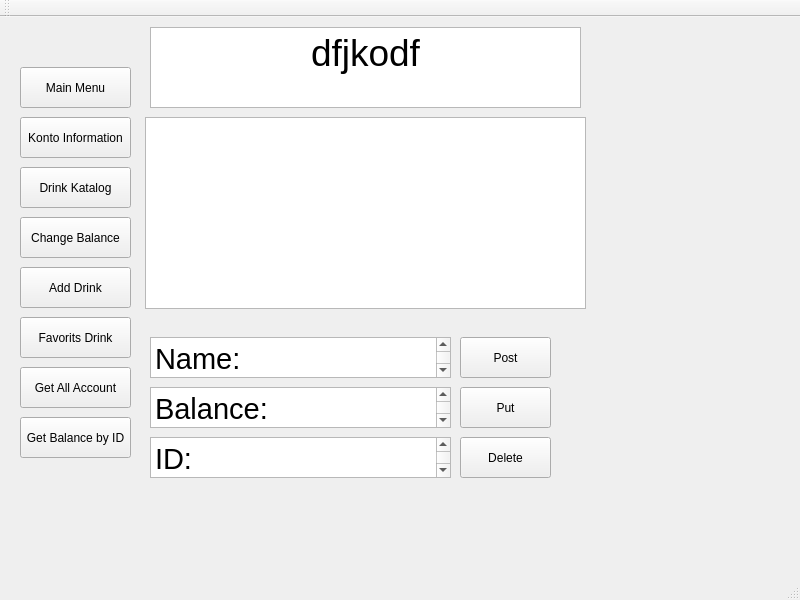
Qt form Client/Test_of_client/mainwindow.ui (DuweBTC/Semesterprojekt3) before a commit.
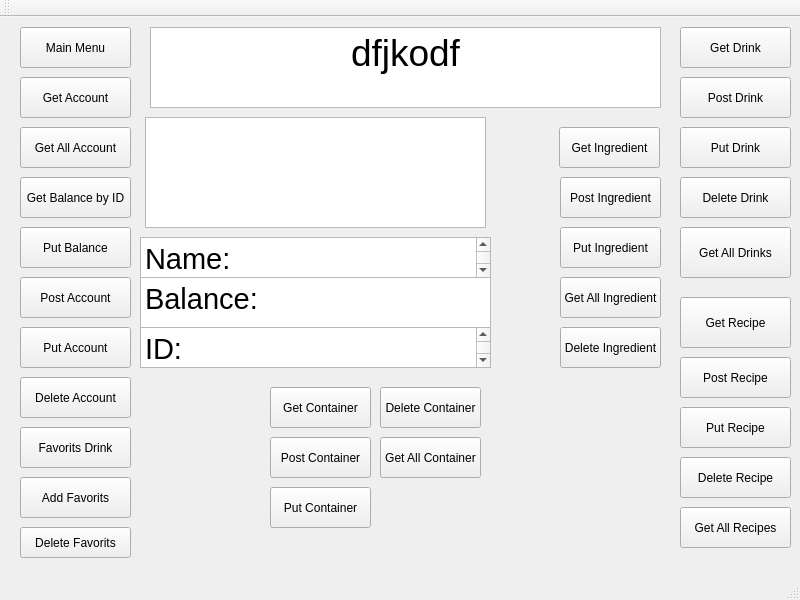
The same form after that commit.

Patch:
```diff
--- a/Client/Test_of_client/mainwindow.ui
+++ b/Client/Test_of_client/mainwindow.ui
@@ -18,59 +18,59 @@
     <property name="geometry">
      <rect>
       <x>20</x>
-      <y>200</y>
+      <y>210</y>
       <width>111</width>
       <height>41</height>
      </rect>
     </property>
     <property name="text">
-     <string>Change Balance</string>
+     <string>Put Balance</string>
     </property>
    </widget>
    <widget class="QPushButton" name="pushAddDrink">
     <property name="geometry">
      <rect>
-      <x>20</x>
-      <y>250</y>
+      <x>680</x>
+      <y>60</y>
       <width>111</width>
       <height>41</height>
      </rect>
     </property>
     <property name="text">
-     <string>Add Drink</string>
+     <string>Post Drink</string>
     </property>
    </widget>
    <widget class="QPushButton" name="pushKontoMenu">
     <property name="geometry">
      <rect>
       <x>20</x>
-      <y>100</y>
+      <y>60</y>
       <width>111</width>
       <height>41</height>
      </rect>
     </property>
     <property name="text">
-     <string>Konto Information</string>
+     <string>Get Account</string>
     </property>
    </widget>
    <widget class="QPushButton" name="pushKatalogMenu">
     <property name="geometry">
      <rect>
-      <x>20</x>
-      <y>150</y>
+      <x>680</x>
+      <y>10</y>
       <width>111</width>
       <height>41</height>
      </rect>
     </property>
     <property name="text">
-     <string>Drink Katalog</string>
+     <string>Get Drink</string>
     </property>
    </widget>
    <widget class="QPushButton" name="pushFavoritsMenu">
     <property name="geometry">
      <rect>
       <x>20</x>
-      <y>300</y>
+      <y>410</y>
       <width>111</width>
       <height>41</height>
      </rect>
@@ -84,7 +84,7 @@
      <rect>
       <x>150</x>
       <y>10</y>
-      <width>431</width>
+      <width>511</width>
       <height>81</height>
      </rect>
     </property>
@@ -101,8 +101,8 @@
      <rect>
       <x>145</x>
       <y>100</y>
-      <width>441</width>
-      <height>192</height>
+      <width>341</width>
+      <height>111</height>
      </rect>
     </property>
    </widget>
@@ -110,7 +110,7 @@
     <property name="geometry">
      <rect>
       <x>20</x>
-      <y>50</y>
+      <y>10</y>
       <width>111</width>
       <height>41</height>
      </rect>
@@ -122,22 +122,22 @@
    <widget class="QPushButton" name="pushInsertName">
     <property name="geometry">
      <rect>
-      <x>460</x>
-      <y>320</y>
-      <width>91</width>
+      <x>20</x>
+      <y>260</y>
+      <width>111</width>
       <height>41</height>
      </rect>
     </property>
     <property name="text">
-     <string>Post</string>
+     <string>Post Account</string>
     </property>
    </widget>
    <widget class="QTextEdit" name="textInsertName">
     <property name="geometry">
      <rect>
-      <x>150</x>
-      <y>320</y>
-      <width>301</width>
+      <x>140</x>
+      <y>220</y>
+      <width>351</width>
       <height>41</height>
      </rect>
     </property>
@@ -152,23 +152,23 @@
    <widget class="QPushButton" name="pushPut">
     <property name="geometry">
      <rect>
-      <x>460</x>
-      <y>370</y>
-      <width>91</width>
+      <x>20</x>
+      <y>310</y>
+      <width>111</width>
       <height>41</height>
      </rect>
     </property>
     <property name="text">
-     <string>Put</string>
+     <string>Put Account</string>
     </property>
    </widget>
    <widget class="QTextEdit" name="textInsertBalance">
     <property name="geometry">
      <rect>
-      <x>150</x>
-      <y>370</y>
-      <width>301</width>
-      <height>41</height>
+      <x>140</x>
+      <y>260</y>
+      <width>351</width>
+      <height>51</height>
      </rect>
     </property>
     <property name="html">
@@ -183,7 +183,7 @@
     <property name="geometry">
      <rect>
       <x>20</x>
-      <y>350</y>
+      <y>110</y>
       <width>111</width>
       <height>41</height>
      </rect>
@@ -195,9 +195,9 @@
    <widget class="QTextEdit" name="textId">
     <property name="geometry">
      <rect>
-      <x>150</x>
-      <y>420</y>
-      <width>301</width>
+      <x>140</x>
+      <y>310</y>
+      <width>351</width>
       <height>41</height>
      </rect>
     </property>
@@ -212,21 +212,21 @@
    <widget class="QPushButton" name="pushDelete">
     <property name="geometry">
      <rect>
-      <x>460</x>
-      <y>420</y>
-      <width>91</width>
+      <x>20</x>
+      <y>360</y>
+      <width>111</width>
       <height>41</height>
      </rect>
     </property>
     <property name="text">
-     <string>Delete</string>
+     <string>Delete Account</string>
     </property>
    </widget>
    <widget class="QPushButton" name="pushIdBalance">
     <property name="geometry">
      <rect>
       <x>20</x>
-      <y>400</y>
+      <y>160</y>
       <width>111</width>
       <height>41</height>
      </rect>
@@ -235,6 +235,266 @@
      <string>Get Balance by ID</string>
     </property>
    </widget>
+   <widget class="QPushButton" name="pushPutRecipe">
+    <property name="geometry">
+     <rect>
+      <x>680</x>
+      <y>390</y>
+      <width>111</width>
+      <height>41</height>
+     </rect>
+    </property>
+    <property name="text">
+     <string>Put Recipe</string>
+    </property>
+   </widget>
+   <widget class="QPushButton" name="pushPutDrink">
+    <property name="geometry">
+     <rect>
+      <x>680</x>
+      <y>110</y>
+      <width>111</width>
+      <height>41</height>
+     </rect>
+    </property>
+    <property name="text">
+     <string>Put Drink</string>
+    </property>
+   </widget>
+   <widget class="QPushButton" name="pushDeleteDrink">
+    <property name="geometry">
+     <rect>
+      <x>680</x>
+      <y>160</y>
+      <width>111</width>
+      <height>41</height>
+     </rect>
+    </property>
+    <property name="text">
+     <string>Delete Drink</string>
+    </property>
+   </widget>
+   <widget class="QPushButton" name="pushGetAllDrinks">
+    <property name="geometry">
+     <rect>
+      <x>680</x>
+      <y>210</y>
+      <width>111</width>
+      <height>51</height>
+     </rect>
+    </property>
+    <property name="text">
+     <string>Get All Drinks</string>
+    </property>
+   </widget>
+   <widget class="QPushButton" name="pushGetRecipe">
+    <property name="geometry">
+     <rect>
+      <x>680</x>
+      <y>280</y>
+      <width>111</width>
+      <height>51</height>
+     </rect>
+    </property>
+    <property name="text">
+     <string>Get Recipe</string>
+    </property>
+   </widget>
+   <widget class="QPushButton" name="pushPostRecipe">
+    <property name="geometry">
+     <rect>
+      <x>680</x>
+      <y>340</y>
+      <width>111</width>
+      <height>41</height>
+     </rect>
+    </property>
+    <property name="text">
+     <string>Post Recipe</string>
+    </property>
+   </widget>
+   <widget class="QPushButton" name="pushDeleteRecipe">
+    <property name="geometry">
+     <rect>
+      <x>680</x>
+      <y>440</y>
+      <width>111</width>
+      <height>41</height>
+     </rect>
+    </property>
+    <property name="text">
+     <string>Delete Recipe</string>
+    </property>
+   </widget>
+   <widget class="QPushButton" name="pushGetAllRecipe">
+    <property name="geometry">
+     <rect>
+      <x>680</x>
+      <y>490</y>
+      <width>111</width>
+      <height>41</height>
+     </rect>
+    </property>
+    <property name="text">
+     <string>Get All Recipes</string>
+    </property>
+   </widget>
+   <widget class="QPushButton" name="pushAddFavorits">
+    <property name="geometry">
+     <rect>
+      <x>20</x>
+      <y>460</y>
+      <width>111</width>
+      <height>41</height>
+     </rect>
+    </property>
+    <property name="text">
+     <string>Add Favorits</string>
+    </property>
+   </widget>
+   <widget class="QPushButton" name="pusDeleteFavorist">
+    <property name="geometry">
+     <rect>
+      <x>20</x>
+      <y>510</y>
+      <width>111</width>
+      <height>31</height>
+     </rect>
+    </property>
+    <property name="text">
+     <string>Delete Favorits</string>
+    </property>
+   </widget>
+   <widget class="QPushButton" name="pushGetIngredient">
+    <property name="geometry">
+     <rect>
+      <x>559</x>
+      <y>110</y>
+      <width>101</width>
+      <height>41</height>
+     </rect>
+    </property>
+    <property name="text">
+     <string>Get Ingredient</string>
+    </property>
+   </widget>
+   <widget class="QPushButton" name="pushPostIngredient">
+    <property name="geometry">
+     <rect>
+      <x>560</x>
+      <y>160</y>
+      <width>101</width>
+      <height>41</height>
+     </rect>
+    </property>
+    <property name="text">
+     <string>Post Ingredient</string>
+    </property>
+   </widget>
+   <widget class="QPushButton" name="pushPutIngredient">
+    <property name="geometry">
+     <rect>
+      <x>560</x>
+      <y>210</y>
+      <width>101</width>
+      <height>41</height>
+     </rect>
+    </property>
+    <property name="text">
+     <string>Put Ingredient</string>
+    </property>
+   </widget>
+   <widget class="QPushButton" name="pushGetAllIngredient">
+    <property name="geometry">
+     <rect>
+      <x>560</x>
+      <y>260</y>
+      <width>101</width>
+      <height>41</height>
+     </rect>
+    </property>
+    <property name="text">
+     <string>Get All Ingredient</string>
+    </property>
+   </widget>
+   <widget class="QPushButton" name="pushDeleteIngredient">
+    <property name="geometry">
+     <rect>
+      <x>560</x>
+      <y>310</y>
+      <width>101</width>
+      <height>41</height>
+     </rect>
+    </property>
+    <property name="text">
+     <string>Delete Ingredient</string>
+    </property>
+   </widget>
+   <widget class="QPushButton" name="pushGetContainer">
+    <property name="geometry">
+     <rect>
+      <x>270</x>
+      <y>370</y>
+      <width>101</width>
+      <height>41</height>
+     </rect>
+    </property>
+    <property name="text">
+     <string>Get Container</string>
+    </property>
+   </widget>
+   <widget class="QPushButton" name="pushPostContainer">
+    <property name="geometry">
+     <rect>
+      <x>270</x>
+      <y>420</y>
+      <width>101</width>
+      <height>41</height>
+     </rect>
+    </property>
+    <property name="text">
+     <string>Post Container</string>
+    </property>
+   </widget>
+   <widget class="QPushButton" name="pushPutContainer">
+    <property name="geometry">
+     <rect>
+      <x>270</x>
+      <y>470</y>
+      <width>101</width>
+      <height>41</height>
+     </rect>
+    </property>
+    <property name="text">
+     <string>Put Container</string>
+    </property>
+   </widget>
+   <widget class="QPushButton" name="pushDeleteContainer">
+    <property name="geometry">
+     <rect>
+      <x>380</x>
+      <y>370</y>
+      <width>101</width>
+      <height>41</height>
+     </rect>
+    </property>
+    <property name="text">
+     <string>Delete Container</string>
+    </property>
+   </widget>
+   <widget class="QPushButton" name="pushGetAllContainer">
+    <property name="geometry">
+     <rect>
+      <x>380</x>
+      <y>420</y>
+      <width>101</width>
+      <height>41</height>
+     </rect>
+    </property>
+    <property name="text">
+     <string>Get All Container</string>
+    </property>
+   </widget>
   </widget>
   <widget class="QMenuBar" name="menubar">
    <property name="geometry">
```
Left out of the diff: 16 changed lines with no effect on the pictures.
